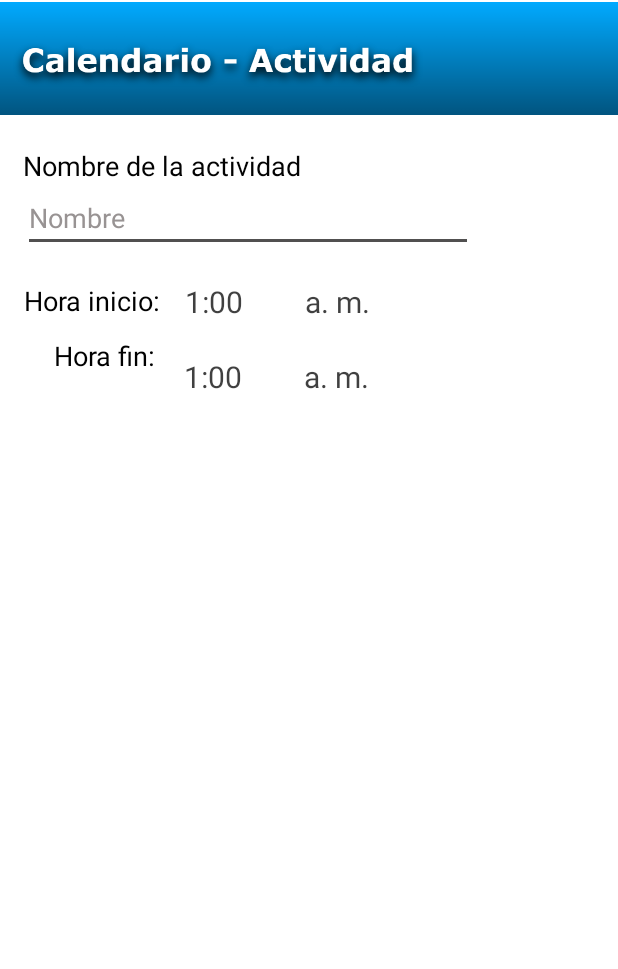
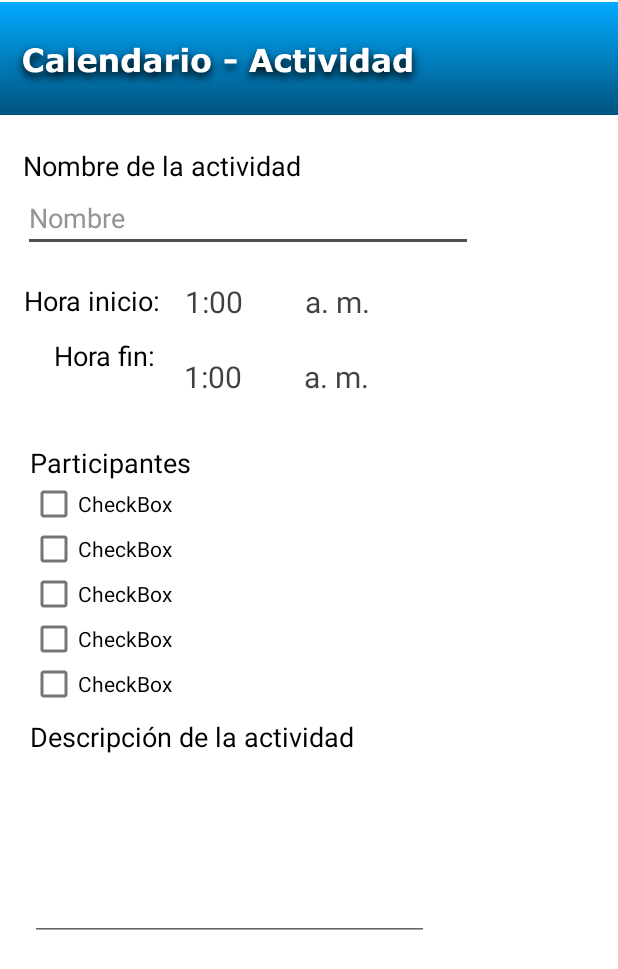
Before and after one commit to Bernardo-GD/AsPapp0.5, an Android app: the CalendarioActividad screen opened directly, with no data from a screen before it, on a phone screen of 412 x 824 dp. Shown: the top 969 px of the screen. Run offline under Robolectric (Android 15) with nearby library versions, the phone set to English and light mode, and no system bars; 1 statement that could not run was skipped.

Commit message:
Amorometros individual, mas elementos ActCalendario

```diff
--- a/app/src/main/AndroidManifest.xml
+++ b/app/src/main/AndroidManifest.xml
@@ -9,7 +9,8 @@
         android:roundIcon="@mipmap/ic_launcher_round"
         android:supportsRtl="true"
         android:theme="@style/Theme.AsPapp">
-        <activity android:name=".CalendarioActividad"></activity>
+        <activity android:name=".AmorometroIndividual"></activity>
+        <activity android:name=".CalendarioActividad" />
         <activity android:name=".ConsejosPrincipal" />
         <activity android:name=".CalendarioPrincipal" />
         <activity android:name=".AmorometrosPrincipal" />
--- /dev/null
+++ b/app/src/main/java/com/pachoncito/aspapp/AmorometroIndividual.java
@@ -0,0 +1,14 @@
+package com.pachoncito.aspapp;
+
+import androidx.appcompat.app.AppCompatActivity;
+
+import android.os.Bundle;
+
+public class AmorometroIndividual extends AppCompatActivity {
+
+    @Override
+    protected void onCreate(Bundle savedInstanceState) {
+        super.onCreate(savedInstanceState);
+        setContentView(R.layout.activity_amorometro_individual);
+    }
+}
--- /dev/null
+++ b/app/src/main/res/layout/activity_amorometro_individual.xml
@@ -0,0 +1,9 @@
+<?xml version="1.0" encoding="utf-8"?>
+<androidx.constraintlayout.widget.ConstraintLayout xmlns:android="http://schemas.android.com/apk/res/android"
+    xmlns:app="http://schemas.android.com/apk/res-auto"
+    xmlns:tools="http://schemas.android.com/tools"
+    android:layout_width="match_parent"
+    android:layout_height="match_parent"
+    tools:context=".AmorometroIndividual">
+
+</androidx.constraintlayout.widget.ConstraintLayout>
--- a/app/src/main/res/layout/activity_calendario_actividad.xml
+++ b/app/src/main/res/layout/activity_calendario_actividad.xml
@@ -110,4 +110,86 @@
         android:popupBackground="#FFFFFF"
         app:layout_constraintStart_toEndOf="@+id/spHoraF"
         app:layout_constraintTop_toBottomOf="@+id/spAPI" />
+
+    <TextView
+        android:id="@+id/textView7"
+        android:layout_width="wrap_content"
+        android:layout_height="wrap_content"
+        android:layout_marginStart="20dp"
+        android:layout_marginTop="20dp"
+        android:text="@string/participantes"
+        android:textColor="#000000"
+        android:textSize="18sp"
+        app:layout_constraintStart_toStartOf="parent"
+        app:layout_constraintTop_toBottomOf="@+id/spHoraF" />
+
+    <CheckBox
+        android:id="@+id/checkBox2"
+        android:layout_width="270dp"
+        android:layout_height="30dp"
+        android:layout_marginStart="20dp"
+        android:text="CheckBox"
+        app:layout_constraintStart_toStartOf="parent"
+        app:layout_constraintTop_toBottomOf="@+id/textView7" />
+
+    <CheckBox
+        android:id="@+id/checkBox3"
+        android:layout_width="270dp"
+        android:layout_height="30dp"
+        android:layout_marginStart="20dp"
+        android:text="CheckBox"
+        app:layout_constraintStart_toStartOf="parent"
+        app:layout_constraintTop_toBottomOf="@+id/checkBox2" />
+
+    <CheckBox
+        android:id="@+id/checkBox4"
+        android:layout_width="270dp"
+        android:layout_height="30dp"
+        android:layout_marginStart="20dp"
+        android:text="CheckBox"
+        app:layout_constraintStart_toStartOf="parent"
+        app:layout_constraintTop_toBottomOf="@+id/checkBox3" />
+
+    <CheckBox
+        android:id="@+id/checkBox5"
+        android:layout_width="270dp"
+        android:layout_height="30dp"
+        android:layout_marginStart="20dp"
+        android:text="CheckBox"
+        app:layout_constraintStart_toStartOf="parent"
+        app:layout_constraintTop_toBottomOf="@+id/checkBox4" />
+
+    <CheckBox
+        android:id="@+id/checkBox6"
+        android:layout_width="270dp"
+        android:layout_height="30dp"
+        android:layout_marginStart="20dp"
+        android:text="CheckBox"
+        app:layout_constraintStart_toStartOf="parent"
+        app:layout_constraintTop_toBottomOf="@+id/checkBox5" />
+
+    <TextView
+        android:id="@+id/textView8"
+        android:layout_width="wrap_content"
+        android:layout_height="wrap_content"
+        android:layout_marginStart="20dp"
+        android:layout_marginTop="8dp"
+        android:text="@string/descripcionAct"
+        android:textColor="#000000"
+        android:textSize="18sp"
+        app:layout_constraintStart_toStartOf="parent"
+        app:layout_constraintTop_toBottomOf="@+id/checkBox6" />
+
+    <EditText
+        android:id="@+id/editTextTextMultiLine"
+        android:layout_width="266dp"
+        android:layout_height="120dp"
+        android:layout_marginStart="20dp"
+        android:layout_marginTop="4dp"
+        android:ems="10"
+        android:gravity="start|top"
+        android:inputType="textMultiLine"
+        app:layout_constraintStart_toStartOf="parent"
+        app:layout_constraintTop_toBottomOf="@+id/textView8" />
+
 </androidx.constraintlayout.widget.ConstraintLayout>
--- a/app/src/main/res/values/strings.xml
+++ b/app/src/main/res/values/strings.xml
@@ -18,4 +18,6 @@
     <string name="ingreseNombreA">Nombre</string>
     <string name="horaInicio">Hora inicio: </string>
     <string name="horaFin">Hora fin: </string>
+    <string name="participantes">Participantes</string>
+    <string name="descripcionAct">Descripción de la actividad</string>
 </resources>
```
